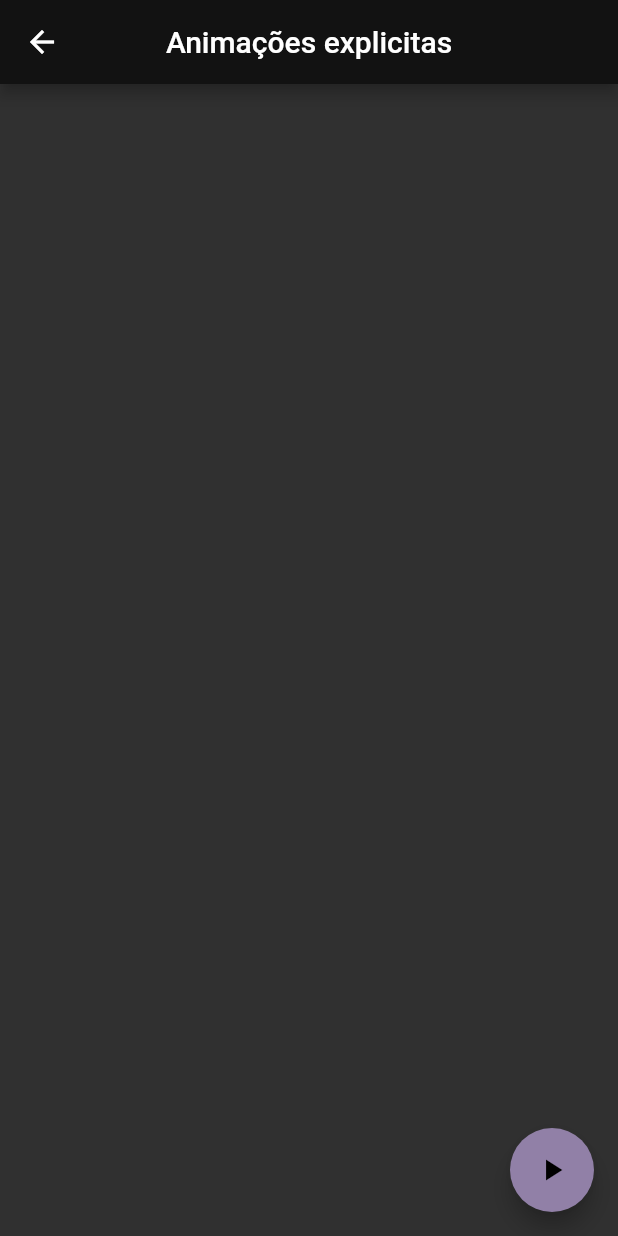
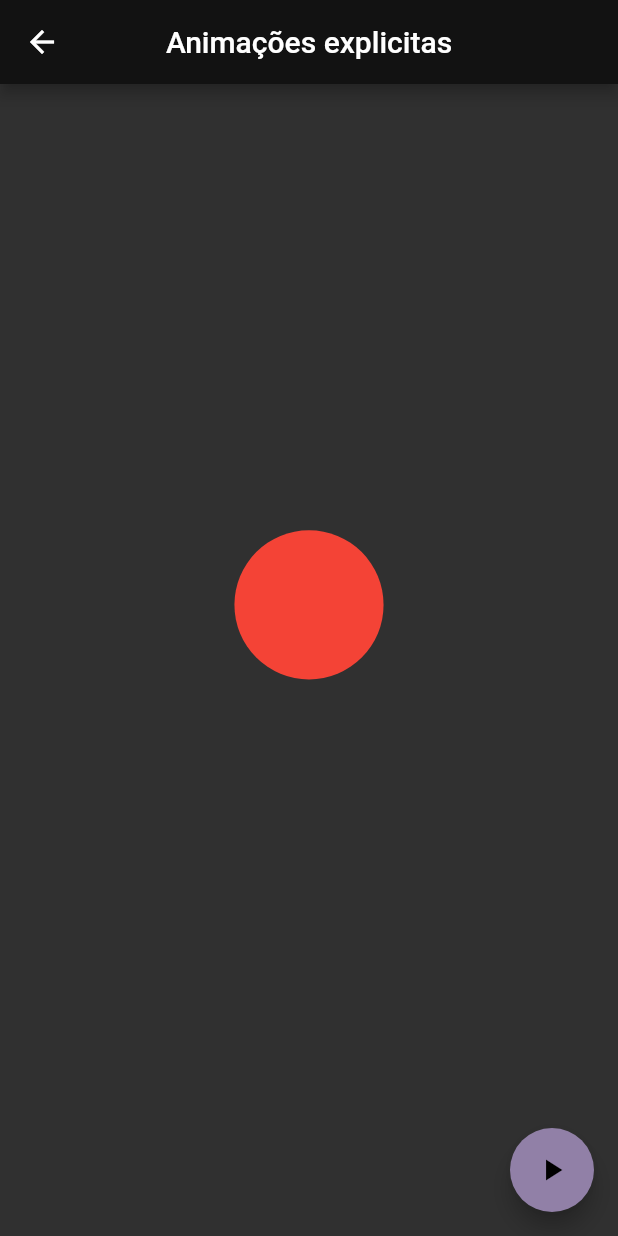
Before and after one commit to CristovoXDGM/flutter_animations_fteam, a Flutter app: the ExplicitAnimationPage screen opened by its route, after a tap on the "play arrow" icon, on a phone screen of 412 x 824 dp. Run offline on Flutter 3.47's test engine with Material 2 defaults, Android fonts, the phone set to English and light mode, and no system bars; our stand-ins replace flutter_modular.

Commit message:
Add explicit ball animation

```diff
--- a/lib/app/modules/flutter_animations/presenter/pages/explicit_animation_page.dart
+++ b/lib/app/modules/flutter_animations/presenter/pages/explicit_animation_page.dart
@@ -7,8 +7,35 @@ class ExplicitAnimationPage extends StatefulWidget {
   State<ExplicitAnimationPage> createState() => _ExplicitAnimationPageState();
 }
 
-class _ExplicitAnimationPageState extends State<ExplicitAnimationPage> {
+class _ExplicitAnimationPageState extends State<ExplicitAnimationPage>
+    with TickerProviderStateMixin {
+  bool animateBall = false;
+
   final title = 'Animações explicitas';
+  late final AnimationController _animationController = AnimationController(
+    duration: const Duration(seconds: 3),
+    vsync: this,
+  )..repeat(reverse: true);
+  @override
+  void initState() {
+    super.initState();
+    _animationController.stop();
+  }
+
+  @override
+  void dispose() {
+    super.dispose();
+    _animationController.dispose();
+  }
+
+  void pauseAndcontinueAnimation() {
+    if (_animationController.isAnimating) {
+      _animationController.stop();
+    } else {
+      _animationController.repeat(
+          reverse: true, period: _animationController.duration);
+    }
+  }
 
   @override
   Widget build(BuildContext context) {
@@ -18,8 +45,35 @@ class _ExplicitAnimationPageState extends State<ExplicitAnimationPage> {
         centerTitle: true,
       ),
       floatingActionButton: FloatingActionButton(
-        onPressed: () {},
+        onPressed: () {
+          pauseAndcontinueAnimation();
+        },
         child: const Icon(Icons.play_arrow),
+      ),
+      body: Column(
+        children: [
+          SizedBox(
+            width: MediaQuery.of(context).size.width,
+            height: 400,
+            child: Stack(
+              children: [
+                PositionedTransition(
+                  rect: RelativeRectTween(
+                    begin: const RelativeRect.fromLTRB(0, 0, 0, 370),
+                    end: const RelativeRect.fromLTRB(0, 300, 0, 0),
+                  ).animate(CurvedAnimation(
+                      parent: _animationController, curve: Curves.bounceOut)),
+                  child: Container(
+                    width: 30,
+                    height: 30,
+                    decoration: const BoxDecoration(
+                        color: Colors.red, shape: BoxShape.circle),
+                  ),
+                ),
+              ],
+            ),
+          )
+        ],
       ),
     );
   }
--- a/lib/app/modules/flutter_animations/presenter/pages/hero_page.dart
+++ b/lib/app/modules/flutter_animations/presenter/pages/hero_page.dart
@@ -1,5 +1,4 @@
 import 'package:flutter/material.dart';
-import 'package:flutter/widgets.dart';
 
 class HeroPage extends StatefulWidget {
   const HeroPage({Key? key}) : super(key: key);
--- a/lib/app/modules/flutter_animations/presenter/pages/home_page.dart
+++ b/lib/app/modules/flutter_animations/presenter/pages/home_page.dart
@@ -59,7 +59,7 @@ class _HomePageState extends State<HomePage> {
               const SizedBox(
                 height: 20,
               ),
-              InkWell(
+              GestureDetector(
                 onTap: () {
                   Modular.to.pushNamed(AppRoutes.heroPage);
                 },
@@ -70,6 +70,7 @@ class _HomePageState extends State<HomePage> {
                     child: Padding(
                       padding: const EdgeInsets.symmetric(
                           vertical: 10, horizontal: 20),
+                      child: Expanded(
                         child: Column(
                           mainAxisSize: MainAxisSize.min,
                           children: [
@@ -98,6 +99,7 @@ class _HomePageState extends State<HomePage> {
                       ),
                     ),
                   ),
+                ),
               )
             ],
           ),
```
Lines whose indentation alone changed are shown as unchanged.
